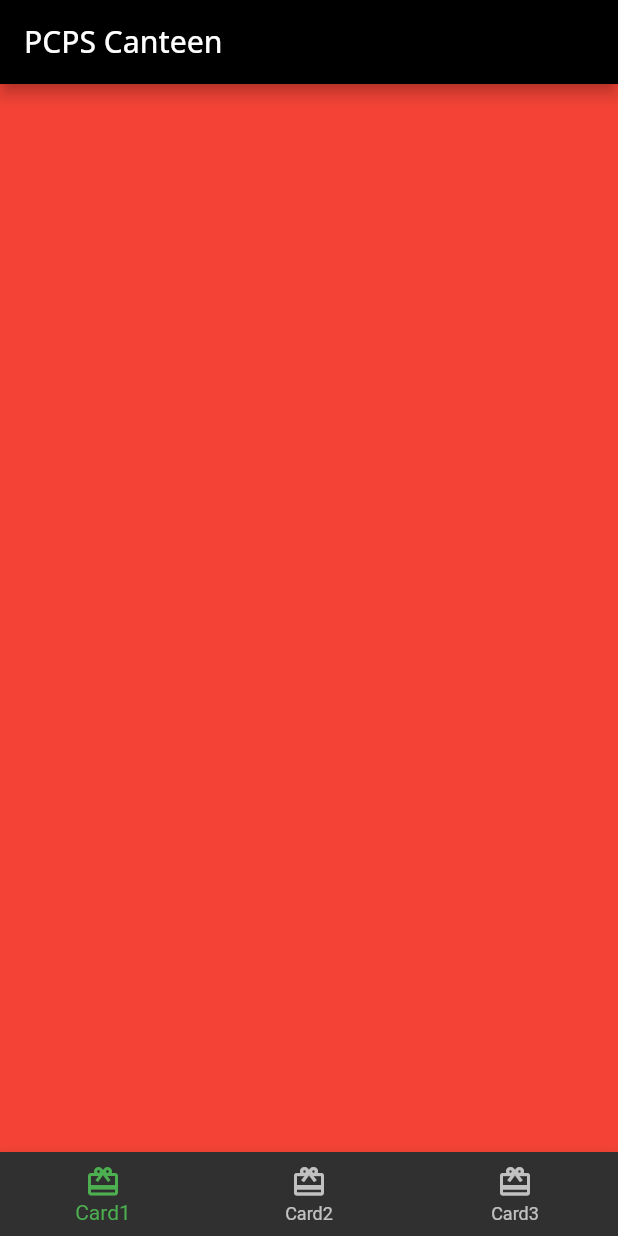
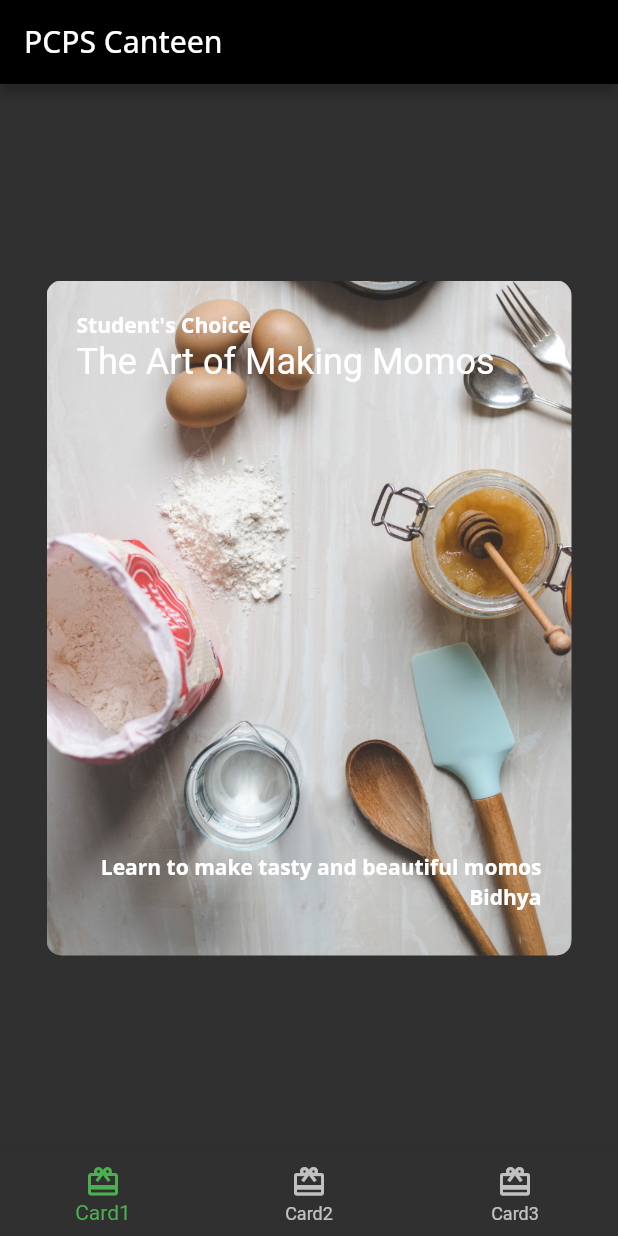
Before and after one commit to SudipRaaz/pcpscanteen, a Flutter app: the screen it shows after launch, on a phone screen of 412 x 824 dp. Run offline on Flutter 3.47's test engine with Material 2 defaults, Android fonts, the phone set to English and light mode, and no system bars; our stand-ins replace google_fonts.

Commit message:
Completed Card1

```diff
--- /dev/null
+++ b/lib/card1.dart
@@ -0,0 +1,49 @@
+import 'package:flutter/material.dart';
+
+class Card1 extends StatelessWidget {
+  const Card1({Key? key}) : super(key: key);
+
+  final String category = 'Student\'s Choice';
+  final String title = 'The Art of Making Momos';
+  final String description = 'Learn to make tasty and beautiful momos';
+  final String chef = 'Bidhya';
+
+  @override
+  Widget build(BuildContext context) {
+    return Center(
+      child: Container(
+        child: Stack(
+          children: [
+            Text(category, style: Theme.of(context).textTheme.bodyText1),
+            Positioned(
+              child: Text(title, style: Theme.of(context).textTheme.headline5),
+              top: 20,
+            ),
+            Positioned(
+                child: Text(description,
+                    style: Theme.of(context).textTheme.bodyText1),
+                bottom: 30,
+                right: 0),
+            Positioned(
+              child: Text(chef, style: Theme.of(context).textTheme.bodyText1),
+              bottom: 10,
+              right: 0,
+            ),
+          ],
+        ),
+        padding: const EdgeInsets.all(20),
+        constraints: const BoxConstraints.expand(
+          width: 350,
+          height: 450,
+        ),
+        decoration: const BoxDecoration(
+          image: DecorationImage(
+            image: AssetImage('assets/images/card1.jpg'),
+            fit: BoxFit.cover,
+          ),
+          borderRadius: BorderRadius.all(Radius.circular(10.0)),
+        ),
+      ),
+    );
+  }
+}
--- a/lib/home.dart
+++ b/lib/home.dart
@@ -1,4 +1,5 @@
 import 'package:flutter/material.dart';
+import 'package:pcpscanteen/card1.dart';
 
 class Home extends StatefulWidget {
   const Home({Key? key}) : super(key: key);
@@ -11,7 +12,7 @@ class _HomeState extends State<Home> {
   int _selectedIndex = 0;
 
   static List<Widget> pages = <Widget>[
-    Container(color: Colors.red),
+    const Card1(),
     Container(color: Colors.yellow),
     Container(color: Colors.green),
   ];
```
Also changed, not shown: pubspec.yaml (+4 -3 lines), assets/images/card1.jpg (added), assets/images/card2.jpg (added), assets/images/card3.jpg (added).
